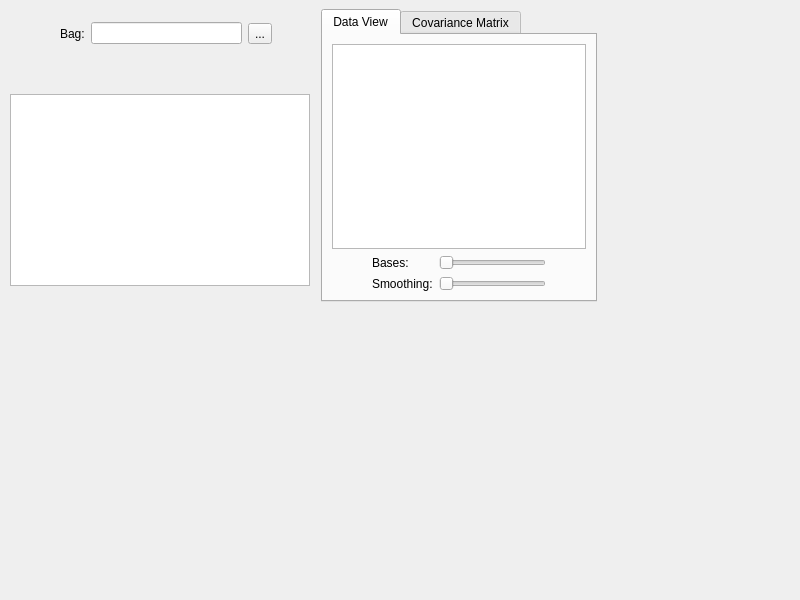
Old version of the form src/gui/form_main.ui in the repository pcdangio/ros-noise_analysis.
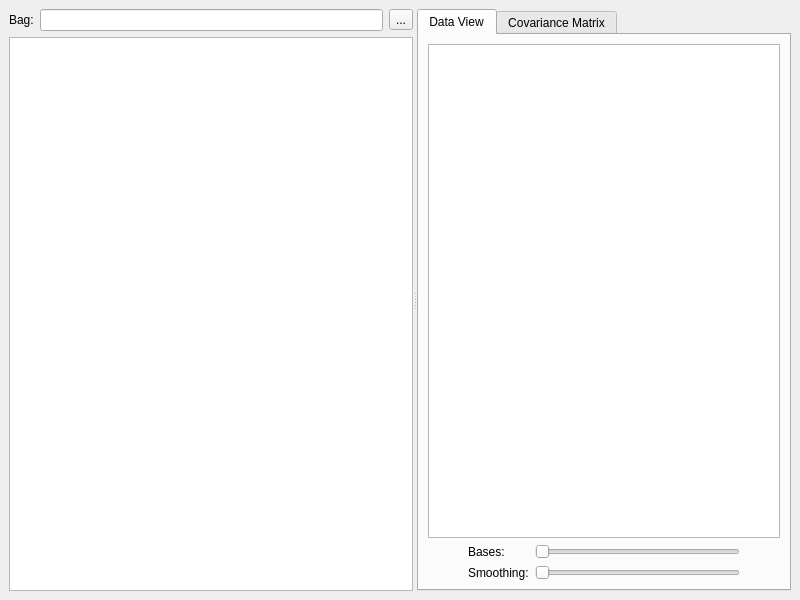
New version of the form. Icons and pictures are not drawn. Custom widgets are drawn as their Qt base class.

Commit message: added toolbar to table with blank actions

The edit to the form file:
```diff
--- a/src/gui/form_main.ui
+++ b/src/gui/form_main.ui
@@ -14,15 +14,62 @@
    <string>Noise Analysis</string>
   </property>
   <widget class="QWidget" name="centralwidget">
+   <layout class="QGridLayout" name="gridLayout">
+    <item row="0" column="0">
+     <widget class="QSplitter" name="splitter">
+      <property name="orientation">
+       <enum>Qt::Horizontal</enum>
+      </property>
+      <widget class="QWidget" name="">
+       <layout class="QVBoxLayout" name="verticalLayout_2">
+        <item>
+         <layout class="QHBoxLayout" name="layout_bag">
+          <item>
+           <widget class="QLabel" name="label_bag">
+            <property name="text">
+             <string>Bag:</string>
+            </property>
+           </widget>
+          </item>
+          <item>
+           <widget class="QLineEdit" name="lineedit_bag">
+            <property name="readOnly">
+             <bool>true</bool>
+            </property>
+           </widget>
+          </item>
+          <item>
+           <widget class="QToolButton" name="button_open_bag">
+            <property name="text">
+             <string>...</string>
+            </property>
+            <property name="icon">
+             <iconset theme="document-open"/>
+            </property>
+           </widget>
+          </item>
+         </layout>
+        </item>
+        <item>
+         <layout class="QVBoxLayout" name="layout_table">
+          <property name="spacing">
+           <number>0</number>
+          </property>
+          <item>
+           <widget class="QTableWidget" name="table">
+            <property name="minimumSize">
+             <size>
+              <width>300</width>
+              <height>0</height>
+             </size>
+            </property>
+           </widget>
+          </item>
+         </layout>
+        </item>
+       </layout>
+      </widget>
    <widget class="QTabWidget" name="tabs">
-    <property name="geometry">
-     <rect>
-      <x>321</x>
-      <y>9</y>
-      <width>276</width>
-      <height>293</height>
-     </rect>
-    </property>
     <property name="currentIndex">
      <number>0</number>
     </property>
@@ -110,58 +157,9 @@
      </attribute>
     </widget>
    </widget>
-   <widget class="QTableWidget" name="table">
-    <property name="geometry">
-     <rect>
-      <x>10</x>
-      <y>94</y>
-      <width>300</width>
-      <height>192</height>
-     </rect>
-    </property>
-    <property name="minimumSize">
-     <size>
-      <width>300</width>
-      <height>0</height>
-     </size>
-    </property>
-   </widget>
-   <widget class="QWidget" name="">
-    <property name="geometry">
-     <rect>
-      <x>60</x>
-      <y>20</y>
-      <width>212</width>
-      <height>27</height>
-     </rect>
-    </property>
-    <layout class="QHBoxLayout" name="horizontalLayout">
-     <item>
-      <widget class="QLabel" name="label_bag">
-       <property name="text">
-        <string>Bag:</string>
-       </property>
-      </widget>
-     </item>
-     <item>
-      <widget class="QLineEdit" name="lineedit_bag">
-       <property name="readOnly">
-        <bool>true</bool>
-       </property>
-      </widget>
-     </item>
-     <item>
-      <widget class="QToolButton" name="button_open_bag">
-       <property name="text">
-        <string>...</string>
-       </property>
-       <property name="icon">
-        <iconset theme="document-open"/>
-       </property>
       </widget>
      </item>
     </layout>
-   </widget>
   </widget>
  </widget>
  <customwidgets>
```
Lines whose indentation alone changed are shown as unchanged. The commit also changes 2 other files.
